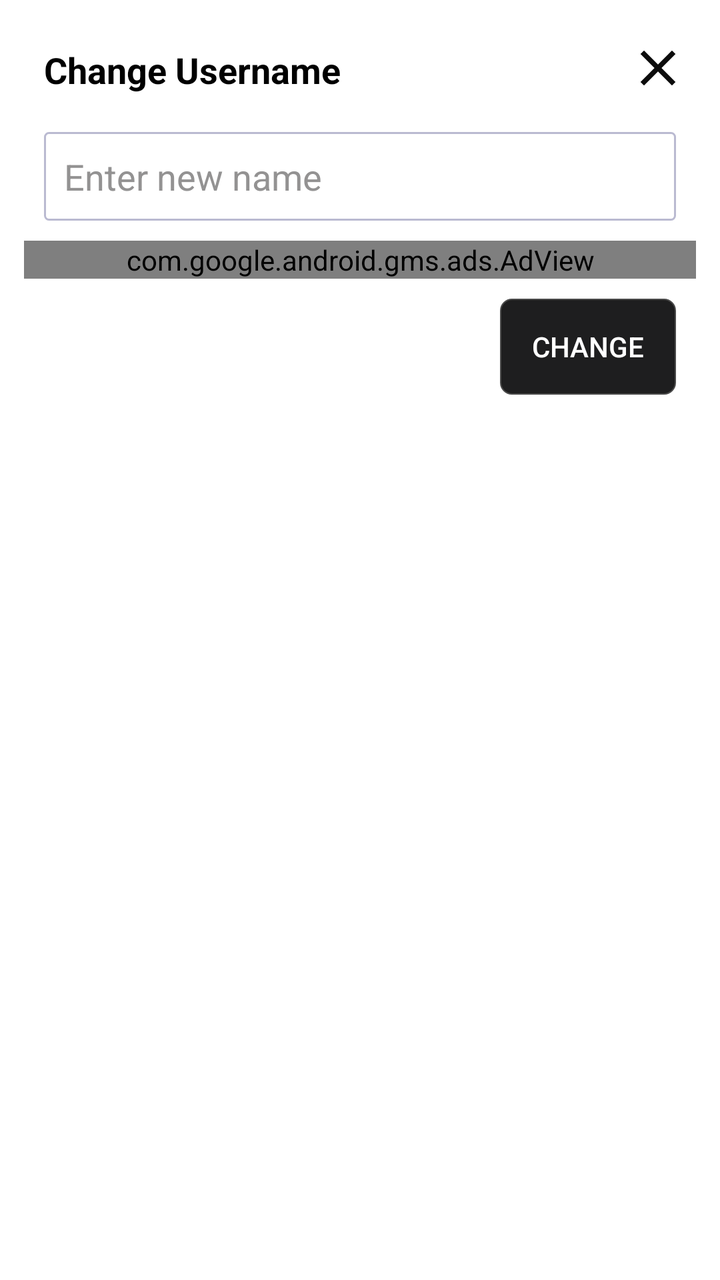
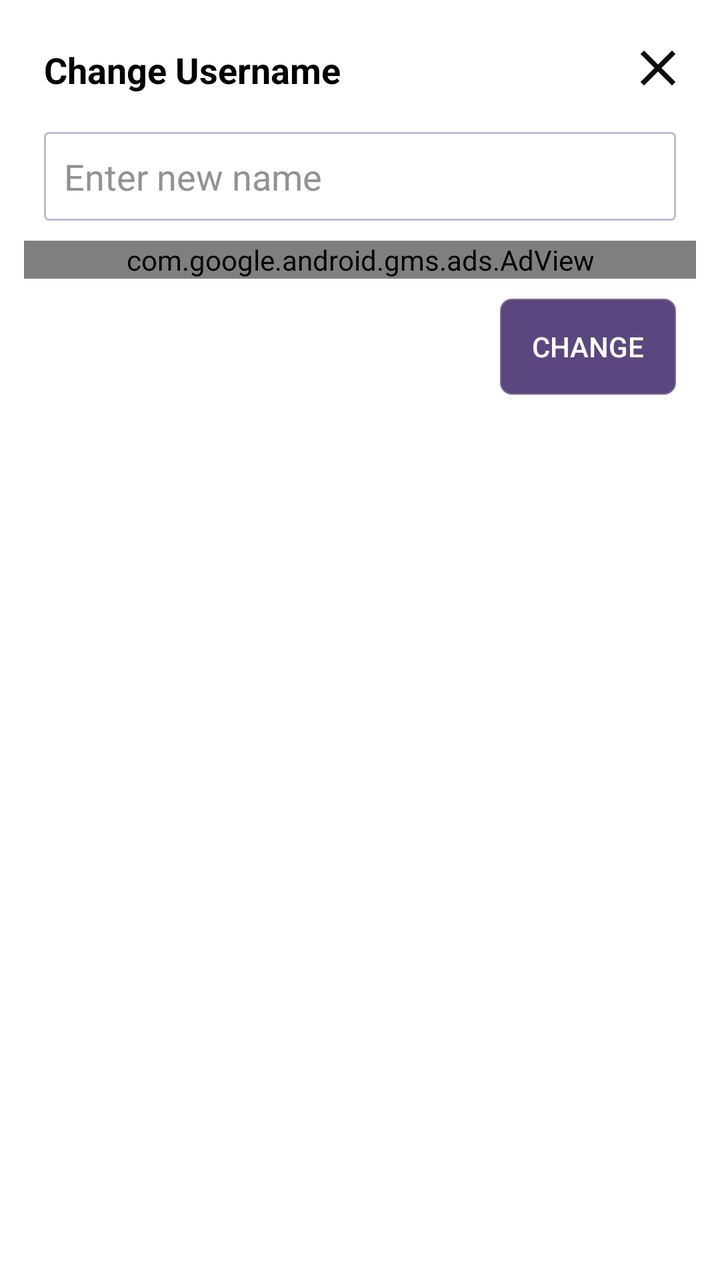

The first picture is an Android layout as it rendered before a commit; the second is the same layout after the commit. The layout source and the unified diff follow.
<!-- AndroidManifest.xml: application theme Theme.HisaabCalculator -->
<!-- res/layout/change_namelayoutdesign.xml -->
<?xml version="1.0" encoding="utf-8"?>
<LinearLayout xmlns:android="http://schemas.android.com/apk/res/android"
    android:layout_width="match_parent"
    android:padding="12dp"
    android:backgroundTint="@color/white"
    xmlns:ads="http://schemas.android.com/apk/res-auto"
    android:orientation="vertical"
    android:background="@drawable/loginbut"
    android:layout_height="wrap_content">
  <RelativeLayout
      android:layout_width="match_parent"
      android:layout_margin="2dp"
      android:layout_height="wrap_content"
      >
<TextView
    android:layout_width="wrap_content"
    android:layout_height="wrap_content"
    android:text="Change Username"
    android:textSize="18sp"
    android:paddingStart="8dp"
    android:paddingEnd="0dp"
    android:paddingTop="2dp"
    android:paddingBottom="0dp"
    android:textColor="@color/black"
    android:layout_centerVertical="true"
    android:textStyle="bold"
    />

      <ImageView
          android:id="@+id/changename_close"
          android:layout_width="30dp"
          android:layout_height="30dp"
          android:layout_alignParentEnd="true"
          android:layout_centerVertical="true"
          android:layout_marginStart="5dp"
          android:layout_marginTop="5dp"
          android:layout_marginEnd="2dp"
          android:layout_marginBottom="5dp"
          android:src="@drawable/baseline_close_24" />

  </RelativeLayout>
    <EditText
        android:layout_width="match_parent"
        android:layout_height="wrap_content"
        android:layout_margin="10dp"
        android:background="@drawable/rectangle_box"
        android:padding="10dp"
        android:id="@+id/changename_edit"
        android:singleLine="true"
        android:textColor="@color/black"
        android:hint="Enter new name"
        android:textColorHint="@color/gray"
        />
  <com.google.android.gms.ads.AdView
      android:layout_width="match_parent"
      android:layout_height="wrap_content"
      android:id="@+id/adViewchangename"
      android:layout_gravity="bottom"
      ads:adSize="BANNER"
      android:background="#F4F4F4"
      ads:adUnitId="@string/bannerid"
      />
    <androidx.appcompat.widget.AppCompatButton
        android:layout_width="wrap_content"
        android:layout_height="wrap_content"
        android:text="Change"
        android:padding="10dp"
        android:background="@drawable/border"
        android:backgroundTint="@color/backgrounddark"
        android:layout_gravity="end"
        android:layout_margin="10dp"
        android:id="@+id/changename_but"
        />
</LinearLayout>
<!-- resources referenced by this layout -->
<resources>
  <color name="backgrounddark"> #1E1E1F</color>
  <color name="black">#FF000000</color>
  <color name="gray">#939292</color>
  <color name="white">#FFFFFFFF</color>
  <!-- drawable baseline_close_24 (drawable) -->
  <vector android:height="24dp" android:tint="#0C0C0C"
      android:viewportHeight="24" android:viewportWidth="24"
      android:width="24dp" xmlns:android="http://schemas.android.com/apk/res/android">
      <path android:fillColor="@android:color/white" android:pathData="M19,6.41L17.59,5 12,10.59 6.41,5 5,6.41 10.59,12 5,17.59 6.41,19 12,13.41 17.59,19 19,17.59 13.41,12z"/>
  </vector>
  <!-- drawable border (drawable) -->
  <?xml version="1.0" encoding="utf-8"?>
  
  <shape xmlns:android="http://schemas.android.com/apk/res/android" android:shape="rectangle">
      <stroke
          android:color="#CC605F5F"
          android:width="1.2dp"
          />
  
      <corners
          android:radius="5.2dp"
          />
  
  </shape>
  <!-- drawable loginbut (drawable) -->
  <?xml version="1.0" encoding="utf-8"?>
  <shape xmlns:android="http://schemas.android.com/apk/res/android" android:shape="rectangle">
      <solid android:color="@color/primarydark"/>
      <corners android:radius="5dp"/>
  
  </shape>
  <!-- drawable rectangle_box (drawable) -->
  <?xml version="1.0" encoding="utf-8"?>
  
  <shape xmlns:android="http://schemas.android.com/apk/res/android"  android:shape="rectangle">
  
      <corners android:radius="1.9dp"  />
      <stroke android:width="1dp"
          android:color="#BABAD1"/>
  </shape>
  <string name="bannerid">ca-app-pub-6363323342247820/3625494200</string>
  <style name="Theme.HisaabCalculator" parent="Theme.MaterialComponents.DayNight.NoActionBar">
          
          <item name="colorPrimary">@color/primarylight</item>
          <item name="android:itemBackground">#2B2A2A</item>
          <item name="android:textColor">@color/white</item>
          <item name="android:insetTop">0dp</item>
          <item name="popupMenuBackground">@color/white</item>
          <item name="android:insetBottom">0dp</item>
          <item name="colorPrimaryVariant">@color/purple_700</item>
          <item name="colorOnPrimary">@color/white</item>
          
          <item name="colorSecondary">@color/itemdark</item>
          <item name="colorSecondaryVariant">@color/teal_700</item>
          <item name="colorOnSecondary">@color/black</item>
          <item name="android:fitsSystemWindows">true</item>
          <item name="android:windowFullscreen">false</item>
          
          <item name="android:statusBarColor" tools:targetApi="l">@color/primarylight</item>
          
      </style>
  <color name="primarydark">#5A4780</color>
  <color name="primarylight">#5E368F</color>
  <color name="purple_700">#E4E4E4</color>
  <color name="itemdark">#FF03DAC5</color>
  <color name="teal_700">#FF018786</color>
</resources>

<!-- the commit's change to res/layout/change_namelayoutdesign.xml (unified diff, before → after) -->
@@ -66,7 +66,7 @@
         android:text="Change"
         android:padding="10dp"
         android:background="@drawable/border"
-        android:backgroundTint="@color/backgrounddark"
+        android:backgroundTint="@color/primarydark"
         android:layout_gravity="end"
         android:layout_margin="10dp"
         android:id="@+id/changename_but"
<!-- resource entries referenced after the edit -->
@@ -1,6 +1,5 @@
 <!-- resources referenced by this layout -->
 <resources>
-  <color name="backgrounddark"> #1E1E1F</color>
   <color name="black">#FF000000</color>
   <color name="gray">#939292</color>
   <color name="white">#FFFFFFFF</color>
